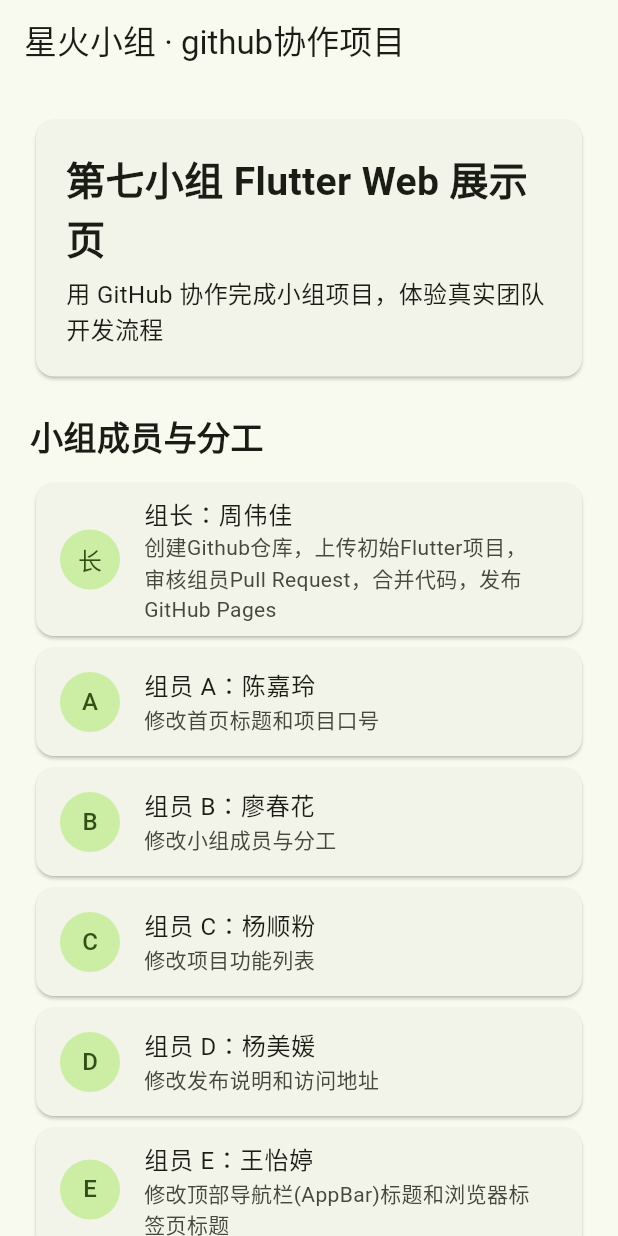
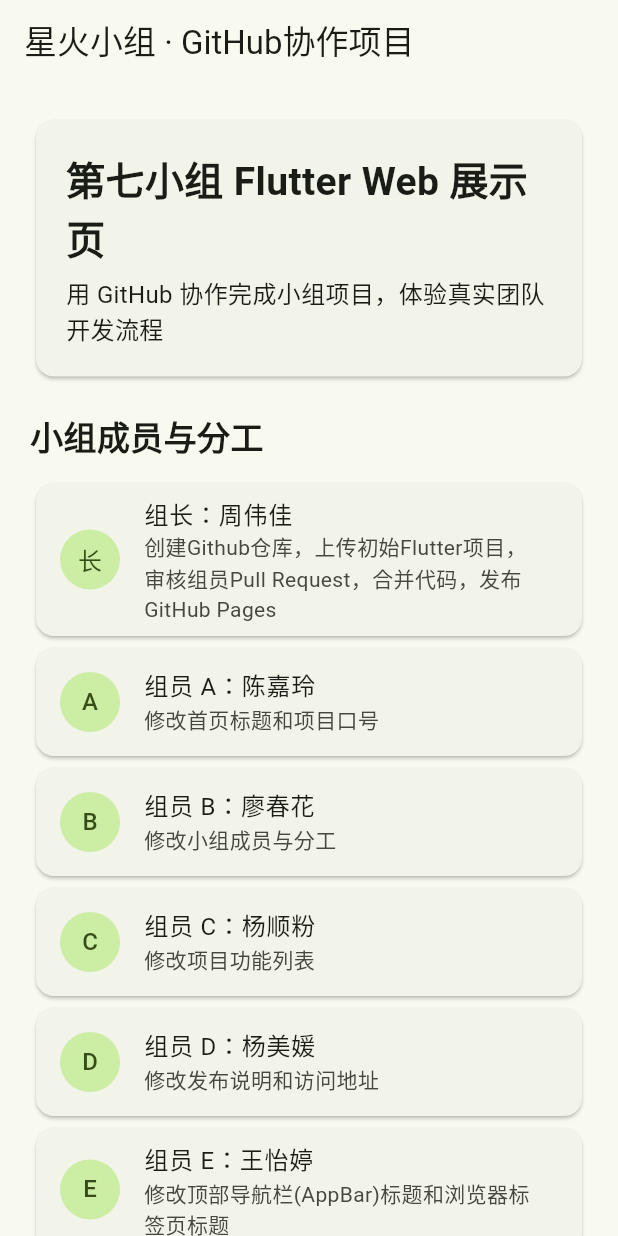
Before and after one commit to wendy-zhou6/group-cooperation-1, a Flutter app: the screen it shows after launch, on a phone screen of 412 x 824 dp. Run offline on Flutter 3.47's test engine with Material 3 defaults, Android fonts, the phone set to English and light mode, and no system bars.

Commit message:
README更新与页面展示更新

```diff
--- a/lib/main.dart
+++ b/lib/main.dart
@@ -11,6 +11,7 @@ class GroupFlutterPagesApp extends StatelessWidget {
   Widget build(BuildContext context) {
     return MaterialApp(
       debugShowCheckedModeBanner: false,
+      // 组员 E 王怡婷 → 浏览器标签页标题
       title: '星火小组 · GitHub协作项目展示',
       theme: ThemeData(
         colorScheme: ColorScheme.fromSeed(seedColor: Colors.lightGreen),
@@ -56,7 +57,8 @@ class TeamHomePage extends StatelessWidget {
   @override
   Widget build(BuildContext context) {
     return Scaffold(
-      appBar: AppBar(title: const Text('星火小组 · github协作项目')),
+      // 组员 E 王怡婷 → 顶部导航栏(AppBar)标题
+      appBar: AppBar(title: const Text('星火小组 · GitHub协作项目')),
       body: ListView(
         padding: const EdgeInsets.all(20),
         children: const [
```
Also changed, not shown: images/display.png.
